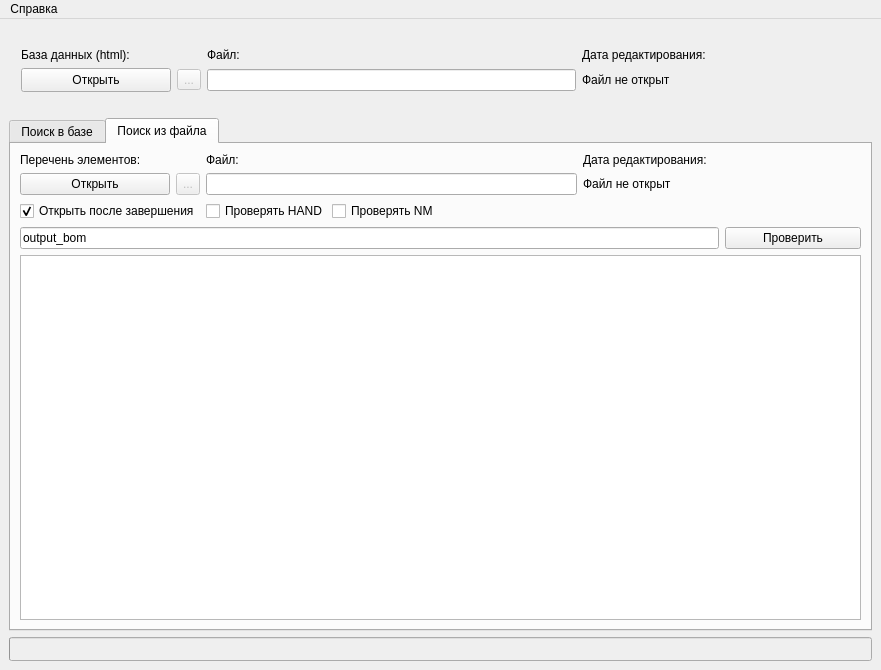
This is form.ui in nekriS/searchBASE as Qt 5 draws it before an edit. The edited form follows.
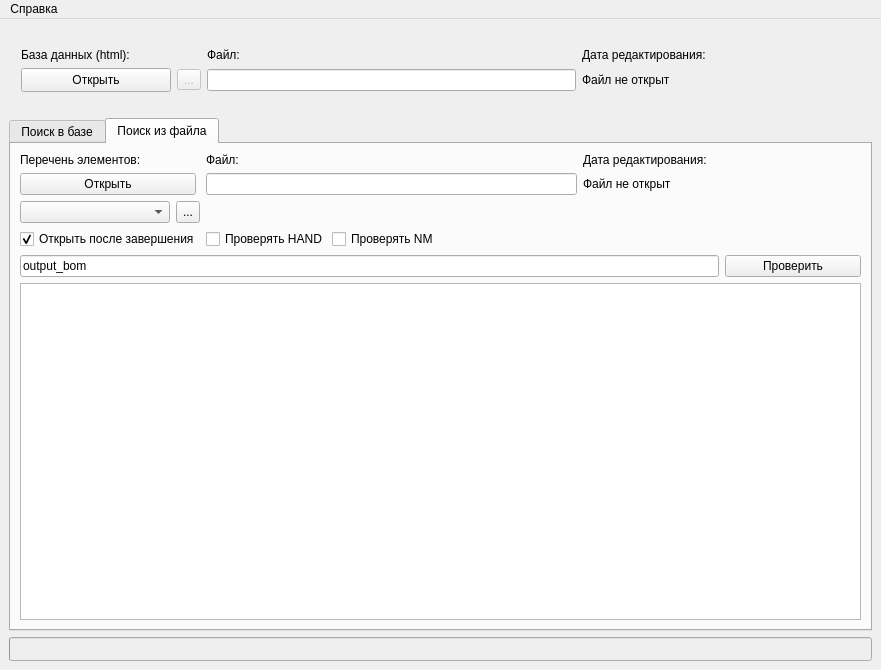
This is the edited form. The open tabs and pages were chosen to show the change. Icons and pictures are not drawn.

Diff of the .ui file:
```diff
--- a/form.ui
+++ b/form.ui
@@ -353,13 +353,6 @@
        <layout class="QVBoxLayout" name="verticalLayout">
         <item>
          <layout class="QGridLayout" name="gridLayout_4">
-          <item row="5" column="0" colspan="6">
-           <widget class="QLineEdit" name="nameOutput">
-            <property name="text">
-             <string>output_bom</string>
-            </property>
-           </widget>
-          </item>
           <item row="0" column="5" colspan="2">
            <widget class="QLabel" name="label_6">
             <property name="text">
@@ -367,36 +360,6 @@
             </property>
            </widget>
           </item>
-          <item row="6" column="0" colspan="7">
-           <widget class="QTextEdit" name="logblock">
-            <property name="readOnly">
-             <bool>true</bool>
-            </property>
-           </widget>
-          </item>
-          <item row="1" column="1">
-           <widget class="QToolButton" name="toolButton_2">
-            <property name="enabled">
-             <bool>false</bool>
-            </property>
-            <property name="minimumSize">
-             <size>
-              <width>22</width>
-              <height>22</height>
-             </size>
-            </property>
-            <property name="text">
-             <string>...</string>
-            </property>
-           </widget>
-          </item>
-          <item row="0" column="0" colspan="2">
-           <widget class="QLabel" name="label_2">
-            <property name="text">
-             <string>Перечень элементов:</string>
-            </property>
-           </widget>
-          </item>
           <item row="1" column="2" colspan="3">
            <widget class="QLineEdit" name="linePass1">
             <property name="sizePolicy">
@@ -416,25 +379,6 @@
             </property>
            </widget>
           </item>
-          <item row="1" column="0">
-           <widget class="QPushButton" name="pushButton">
-            <property name="minimumSize">
-             <size>
-              <width>150</width>
-              <height>0</height>
-             </size>
-            </property>
-            <property name="maximumSize">
-             <size>
-              <width>150</width>
-              <height>16777215</height>
-             </size>
-            </property>
-            <property name="text">
-             <string>Открыть</string>
-            </property>
-           </widget>
-          </item>
           <item row="1" column="5" colspan="2">
            <widget class="QLabel" name="datePass1">
             <property name="sizePolicy">
@@ -454,17 +398,14 @@
             </property>
            </widget>
           </item>
-          <item row="4" column="0" colspan="2">
-           <widget class="QCheckBox" name="openfile">
+          <item row="0" column="0" colspan="2">
+           <widget class="QLabel" name="label_2">
             <property name="text">
-             <string>Открыть после завершения</string>
-            </property>
-            <property name="checked">
-             <bool>true</bool>
+             <string>Перечень элементов:</string>
             </property>
            </widget>
           </item>
-          <item row="4" column="2">
+          <item row="5" column="2">
            <widget class="QCheckBox" name="checkhand">
             <property name="maximumSize">
              <size>
@@ -477,14 +418,7 @@
             </property>
            </widget>
           </item>
-          <item row="0" column="2" colspan="3">
-           <widget class="QLabel" name="label_4">
-            <property name="text">
-             <string>Файл:</string>
-            </property>
-           </widget>
-          </item>
-          <item row="4" column="3" colspan="2">
+          <item row="5" column="3" colspan="2">
            <widget class="QCheckBox" name="checknm">
             <property name="sizePolicy">
              <sizepolicy hsizetype="Preferred" vsizetype="Fixed">
@@ -497,14 +431,21 @@
             </property>
            </widget>
           </item>
-          <item row="5" column="6">
-           <widget class="QPushButton" name="checkButton">
+          <item row="7" column="0" colspan="7">
+           <widget class="QTextEdit" name="logblock">
+            <property name="readOnly">
+             <bool>true</bool>
+            </property>
+           </widget>
+          </item>
+          <item row="6" column="0" colspan="6">
+           <widget class="QLineEdit" name="nameOutput">
             <property name="text">
-             <string>Проверить</string>
+             <string>output_bom</string>
             </property>
            </widget>
           </item>
-          <item row="4" column="5" colspan="2">
+          <item row="5" column="5" colspan="2">
            <spacer name="horizontalSpacer">
             <property name="orientation">
              <enum>Qt::Horizontal</enum>
@@ -517,6 +458,68 @@
             </property>
            </spacer>
           </item>
+          <item row="0" column="2" colspan="3">
+           <widget class="QLabel" name="label_4">
+            <property name="text">
+             <string>Файл:</string>
+            </property>
+           </widget>
+          </item>
+          <item row="5" column="0" colspan="2">
+           <widget class="QCheckBox" name="openfile">
+            <property name="text">
+             <string>Открыть после завершения</string>
+            </property>
+            <property name="checked">
+             <bool>true</bool>
+            </property>
+           </widget>
+          </item>
+          <item row="6" column="6">
+           <widget class="QPushButton" name="checkButton">
+            <property name="text">
+             <string>Проверить</string>
+            </property>
+           </widget>
+          </item>
+          <item row="2" column="0">
+           <widget class="QComboBox" name="preset_list"/>
+          </item>
+          <item row="2" column="1">
+           <widget class="QToolButton" name="toolButton_2">
+            <property name="enabled">
+             <bool>true</bool>
+            </property>
+            <property name="minimumSize">
+             <size>
+              <width>22</width>
+              <height>22</height>
+             </size>
+            </property>
+            <property name="text">
+             <string>...</string>
+            </property>
+           </widget>
+          </item>
+          <item row="1" column="0" colspan="2">
+           <widget class="QPushButton" name="pushButton">
+            <property name="minimumSize">
+             <size>
+              <width>176</width>
+              <height>0</height>
+             </size>
+            </property>
+            <property name="maximumSize">
+             <size>
+              <width>176</width>
+              <height>16777215</height>
+             </size>
+            </property>
+            <property name="text">
+             <string>Открыть</string>
+            </property>
+           </widget>
+          </item>
          </layout>
         </item>
        </layout>
```
Left out of the diff: 119 changed lines with no effect on the pictures.
